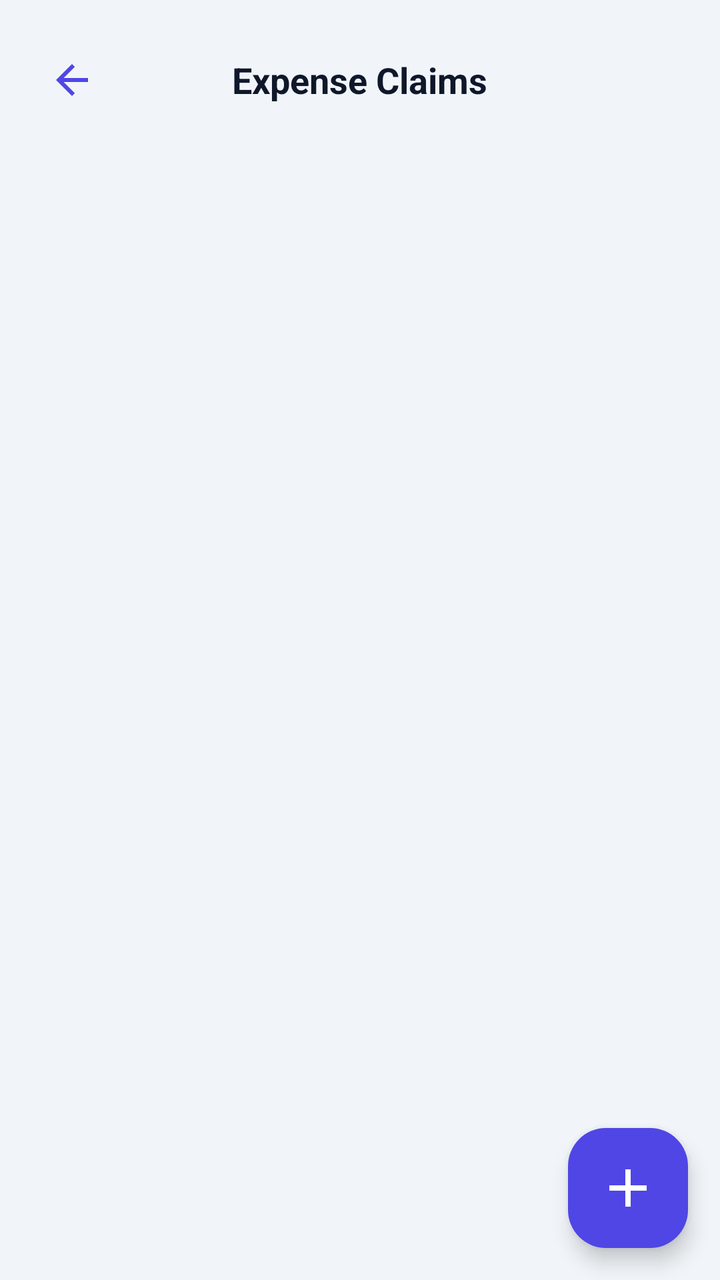
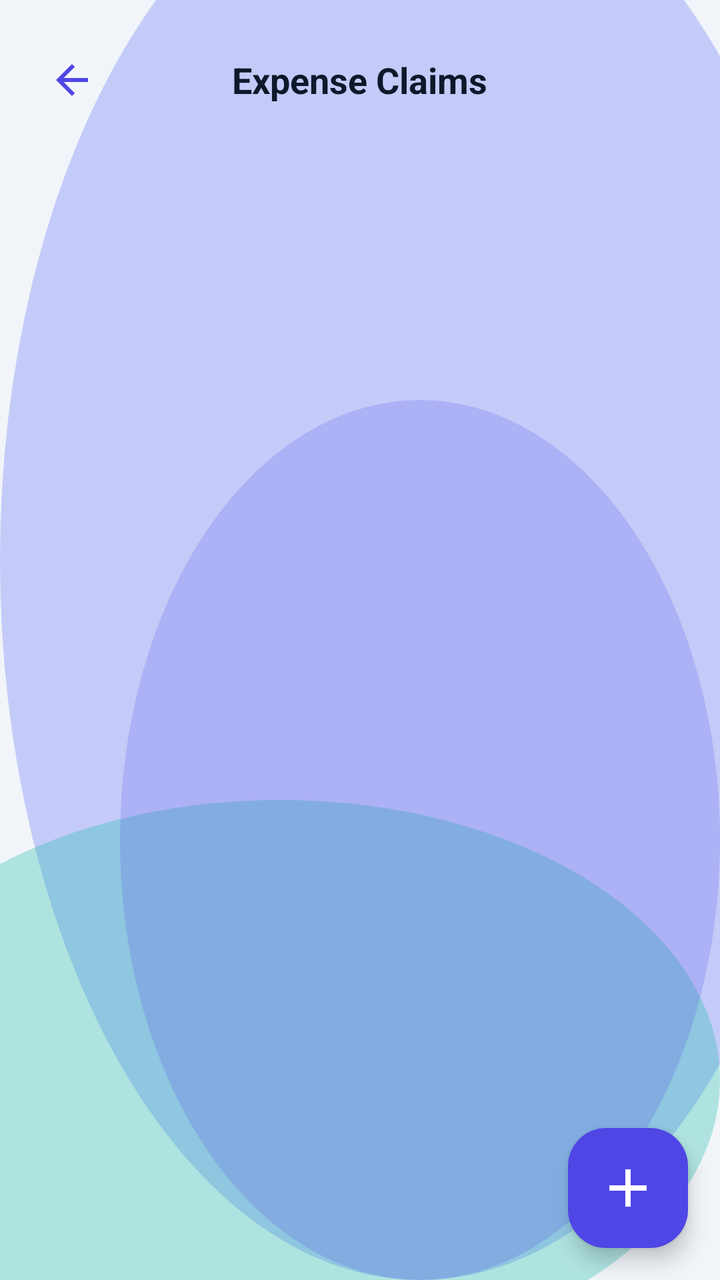

An Android layout rendered at two revisions. The XML below is the earlier revision; the diff shows what the commit changed to produce the second picture.
<!-- AndroidManifest.xml: application theme Theme.MoneyLens -->
<!-- res/layout/activity_org_expense_claims.xml -->
<?xml version="1.0" encoding="utf-8"?>
<androidx.coordinatorlayout.widget.CoordinatorLayout xmlns:android="http://schemas.android.com/apk/res/android"
    xmlns:app="http://schemas.android.com/apk/res-auto"
    xmlns:tools="http://schemas.android.com/tools"
    android:layout_width="match_parent"
    android:layout_height="match_parent"
    android:background="@color/colorBackground">

    <LinearLayout
        android:layout_width="match_parent"
        android:layout_height="match_parent"
        android:orientation="vertical">

        
        <RelativeLayout
            android:id="@+id/layoutAppBar"
            android:layout_width="match_parent"
            android:layout_height="56dp"
            android:layout_marginTop="12dp"
            android:paddingHorizontal="16dp">

            <ImageView
                android:id="@+id/btnBack"
                android:layout_width="40dp"
                android:layout_height="40dp"
                android:layout_centerVertical="true"
                android:padding="8dp"
                android:src="@drawable/ic_back"
                android:background="?attr/selectableItemBackgroundBorderless"
                android:contentDescription="Back" />

            <TextView
                android:layout_width="wrap_content"
                android:layout_height="wrap_content"
                android:layout_centerInParent="true"
                android:text="Expense Claims"
                android:textColor="@color/colorTextPrimary"
                android:textSize="18sp"
                android:textStyle="bold" />
        </RelativeLayout>

        
        <com.google.android.material.tabs.TabLayout
            android:id="@+id/tabLayoutClaims"
            android:layout_width="match_parent"
            android:layout_height="wrap_content"
            android:background="@android:color/transparent"
            app:tabTextColor="@color/colorTextSecondary"
            app:tabSelectedTextColor="@color/colorPrimary"
            app:tabIndicatorColor="@color/colorPrimary"
            app:tabMode="fixed"
            app:tabGravity="fill" />

        
        <FrameLayout
            android:layout_width="match_parent"
            android:layout_height="0dp"
            android:layout_weight="1">

            <androidx.recyclerview.widget.RecyclerView
                android:id="@+id/rvClaims"
                android:layout_width="match_parent"
                android:layout_height="match_parent"
                android:clipToPadding="false"
                android:paddingBottom="88dp" />

            
            <LinearLayout
                android:id="@+id/layoutEmptyState"
                android:layout_width="match_parent"
                android:layout_height="wrap_content"
                android:layout_gravity="center"
                android:orientation="vertical"
                android:gravity="center"
                android:padding="24dp"
                android:visibility="gone">

                <com.airbnb.lottie.LottieAnimationView
                    android:id="@+id/lottieEmptyState"
                    android:layout_width="120dp"
                    android:layout_height="120dp"
                    app:lottie_rawRes="@raw/empty_state"
                    app:lottie_autoPlay="true"
                    app:lottie_loop="true" />

                <TextView
                    android:layout_width="wrap_content"
                    android:layout_height="wrap_content"
                    android:layout_marginTop="12dp"
                    android:text="No claims in this category"
                    android:textColor="@color/colorTextPrimary"
                    android:textSize="15sp"
                    android:textStyle="bold"
                    android:gravity="center" />

                <TextView
                    android:layout_width="wrap_content"
                    android:layout_height="wrap_content"
                    android:layout_marginTop="4dp"
                    android:text="All submitted expense claims will appear here."
                    android:textColor="@color/colorTextSecondary"
                    android:textSize="12sp"
                    android:gravity="center" />
            </LinearLayout>
        </FrameLayout>
    </LinearLayout>

    
    <com.google.android.material.floatingactionbutton.FloatingActionButton
        android:id="@+id/fabSubmitClaim"
        android:layout_width="60dp"
        android:layout_height="60dp"
        android:layout_gravity="bottom|end"
        android:layout_margin="16dp"
        android:src="@drawable/ic_add"
        app:tint="@color/colorSurface"
        android:backgroundTint="@color/colorPrimary"
        app:fabCustomSize="60dp"
        app:maxImageSize="32dp"
        app:shapeAppearanceOverlay="@style/ShapeAppearanceOverlay.ClayFab"
        android:contentDescription="Submit Expense Claim" />

</androidx.coordinatorlayout.widget.CoordinatorLayout>
<!-- resources referenced by this layout -->
<resources>
  <color name="colorBackground">#F1F5F9</color>
  <color name="colorPrimary">#4F46E5</color>
  <color name="colorSurface">#FFFFFF</color>
  <color name="colorTextPrimary">#0F172A</color>
  <color name="colorTextSecondary">#64748B</color>
  <!-- drawable ic_add (drawable) -->
  <vector xmlns:android="http://schemas.android.com/apk/res/android"
      android:width="24dp"
      android:height="24dp"
      android:viewportWidth="24"
      android:viewportHeight="24">
      <path
          android:fillColor="#FFFFFF"
          android:pathData="M19,13h-6v6h-2v-6H5v-2h6V5h2v6h6v2z"/>
  </vector>
  <!-- drawable ic_back (drawable) -->
  <vector xmlns:android="http://schemas.android.com/apk/res/android"
      android:width="24dp"
      android:height="24dp"
      android:viewportWidth="24"
      android:viewportHeight="24">
      <path
          android:fillColor="@color/colorPrimary"
          android:pathData="M20,11H7.83l5.59,-5.59L12,4l-8,8 8,8 1.41,-1.41L7.83,13H20v-2z"/>
  </vector>
  <style name="ShapeAppearanceOverlay.ClayFab" parent="">
          <item name="cornerFamily">rounded</item>
          <item name="cornerSize">19dp</item>
      </style>
  <style name="Theme.MoneyLens" parent="Base.Theme.MoneyLens" />
  <style name="Base.Theme.MoneyLens" parent="Theme.Material3.Light.NoActionBar">
          
          <item name="colorPrimary">@color/colorPrimary</item>
          <item name="colorOnPrimary">@color/colorOnPrimary</item>
          <item name="colorSecondary">@color/colorSecondary</item>
          <item name="colorError">@color/colorDanger</item>
          <item name="android:windowBackground">@color/colorBackground</item>
          <item name="colorSurface">@color/colorSurface</item>
          <item name="android:colorBackground">@color/colorBackground</item>
          <item name="colorOnSurface">@color/colorTextPrimary</item>
  
          
          <item name="android:statusBarColor">@color/colorBackground</item>
          <item name="android:windowLightStatusBar" tools:targetApi="m">true</item>
          <item name="android:navigationBarColor">@color/colorBackground</item>
      </style>
  <color name="colorOnPrimary">#FFFFFF</color>
  <color name="colorSecondary">#14B8A6</color>
  <color name="colorDanger">#DC2626</color>
</resources>

<!-- the commit's change to res/layout/activity_org_expense_claims.xml (unified diff, before → after) -->
@@ -4,7 +4,7 @@
     xmlns:tools="http://schemas.android.com/tools"
     android:layout_width="match_parent"
     android:layout_height="match_parent"
-    android:background="@color/colorBackground">
+    android:background="@drawable/bg_mesh_gradient">
 
     <LinearLayout
         android:layout_width="match_parent"
<!-- resource entries referenced after the edit -->
@@ -1,10 +1,44 @@
 <!-- resources referenced by this layout -->
 <resources>
   <color name="colorBackground">#F1F5F9</color>
+  <color name="glassMeshOrb1">#66818CF8</color>
+  <color name="glassMeshOrb2">#4D14B8A6</color>
+  <color name="glassMeshOrb3">#334F46E5</color>
   <color name="colorPrimary">#4F46E5</color>
   <color name="colorSurface">#FFFFFF</color>
   <color name="colorTextPrimary">#0F172A</color>
   <color name="colorTextSecondary">#64748B</color>
+  <!-- drawable bg_mesh_gradient (drawable) -->
+  <?xml version="1.0" encoding="utf-8"?>
+  <layer-list xmlns:android="http://schemas.android.com/apk/res/android">
+      
+      <item>
+          <shape android:shape="rectangle">
+              <solid android:color="@color/colorBackground" />
+          </shape>
+      </item>
+      
+      <item android:top="-80dp" android:right="-60dp">
+          <shape android:shape="oval">
+              <solid android:color="@color/glassMeshOrb1" />
+              <size android:width="280dp" android:height="280dp" />
+          </shape>
+      </item>
+      
+      <item android:bottom="-40dp" android:left="-80dp" android:top="400dp">
+          <shape android:shape="oval">
+              <solid android:color="@color/glassMeshOrb2" />
+              <size android:width="240dp" android:height="240dp" />
+          </shape>
+      </item>
+      
+      <item android:top="200dp" android:left="60dp">
+          <shape android:shape="oval">
+              <solid android:color="@color/glassMeshOrb3" />
+              <size android:width="200dp" android:height="200dp" />
+          </shape>
+      </item>
+  </layer-list>
   <!-- drawable ic_add (drawable) -->
   <vector xmlns:android="http://schemas.android.com/apk/res/android"
       android:width="24dp"
@@ -31,7 +65,6 @@
       </style>
   <style name="Theme.MoneyLens" parent="Base.Theme.MoneyLens" />
   <style name="Base.Theme.MoneyLens" parent="Theme.Material3.Light.NoActionBar">
-          
           <item name="colorPrimary">@color/colorPrimary</item>
           <item name="colorOnPrimary">@color/colorOnPrimary</item>
           <item name="colorSecondary">@color/colorSecondary</item>
@@ -42,9 +75,10 @@
           <item name="colorOnSurface">@color/colorTextPrimary</item>
   
           
-          <item name="android:statusBarColor">@color/colorBackground</item>
+          <item name="android:statusBarColor">@android:color/transparent</item>
           <item name="android:windowLightStatusBar" tools:targetApi="m">true</item>
-          <item name="android:navigationBarColor">@color/colorBackground</item>
+          <item name="android:navigationBarColor">@android:color/transparent</item>
+          <item name="android:windowDrawsSystemBarBackgrounds">true</item>
       </style>
   <color name="colorOnPrimary">#FFFFFF</color>
   <color name="colorSecondary">#14B8A6</color>
